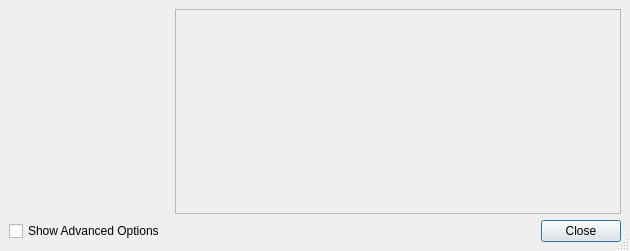
First picture: the form in starviewer/src/interface/qconfigurationdialogbase.ui, repository starviewer-medical/starviewer, before the edit.
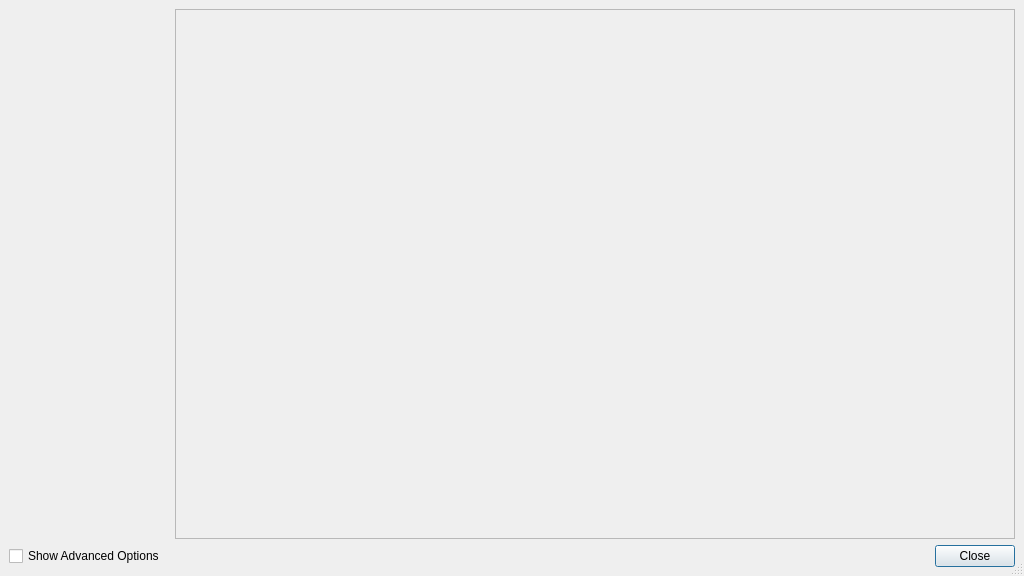
Second picture: the form after the edit. Icons and pictures are not drawn.

The edit to the form file:
```diff
--- a/starviewer/src/interface/qconfigurationdialogbase.ui
+++ b/starviewer/src/interface/qconfigurationdialogbase.ui
@@ -6,10 +6,16 @@
    <rect>
     <x>0</x>
     <y>0</y>
-    <width>630</width>
-    <height>251</height>
+    <width>1024</width>
+    <height>576</height>
    </rect>
   </property>
+  <property name="minimumSize">
+   <size>
+    <width>1024</width>
+    <height>576</height>
+   </size>
+  </property>
   <property name="windowIcon">
    <iconset resource="../main/main.qrc">
     <normaloff>:/images/icons/configuration.svg</normaloff>:/images/icons/configuration.svg</iconset>
@@ -113,9 +119,6 @@
        <property name="frameShape">
         <enum>QFrame::NoFrame</enum>
        </property>
-       <property name="frameShadow">
-        <enum>QFrame::Plain</enum>
-       </property>
        <property name="horizontalScrollBarPolicy">
         <enum>Qt::ScrollBarAlwaysOff</enum>
        </property>
@@ -155,13 +158,48 @@
       </widget>
      </item>
      <item>
-      <widget class="QStackedWidget" name="m_optionsStack">
+      <widget class="QScrollArea" name="m_scrollArea">
        <property name="frameShape">
-        <enum>QFrame::StyledPanel</enum>
+        <enum>QFrame::NoFrame</enum>
        </property>
        <property name="frameShadow">
-        <enum>QFrame::Sunken</enum>
+        <enum>QFrame::Plain</enum>
        </property>
+       <property name="lineWidth">
+        <number>0</number>
+       </property>
+       <property name="widgetResizable">
+        <bool>true</bool>
+       </property>
+       <widget class="QWidget" name="scrollAreaWidgetContents">
+        <layout class="QVBoxLayout" name="verticalLayout">
+         <property name="spacing">
+          <number>0</number>
+         </property>
+         <property name="leftMargin">
+          <number>0</number>
+         </property>
+         <property name="topMargin">
+          <number>0</number>
+         </property>
+         <property name="rightMargin">
+          <number>0</number>
+         </property>
+         <property name="bottomMargin">
+          <number>0</number>
+         </property>
+         <item>
+          <widget class="QStackedWidget" name="m_optionsStack">
+           <property name="frameShape">
+            <enum>QFrame::StyledPanel</enum>
+           </property>
+           <property name="frameShadow">
+            <enum>QFrame::Sunken</enum>
+           </property>
+          </widget>
+         </item>
+        </layout>
+       </widget>
       </widget>
      </item>
     </layout>
```
Left out of the diff: 3 changed lines with no effect on the pictures.
